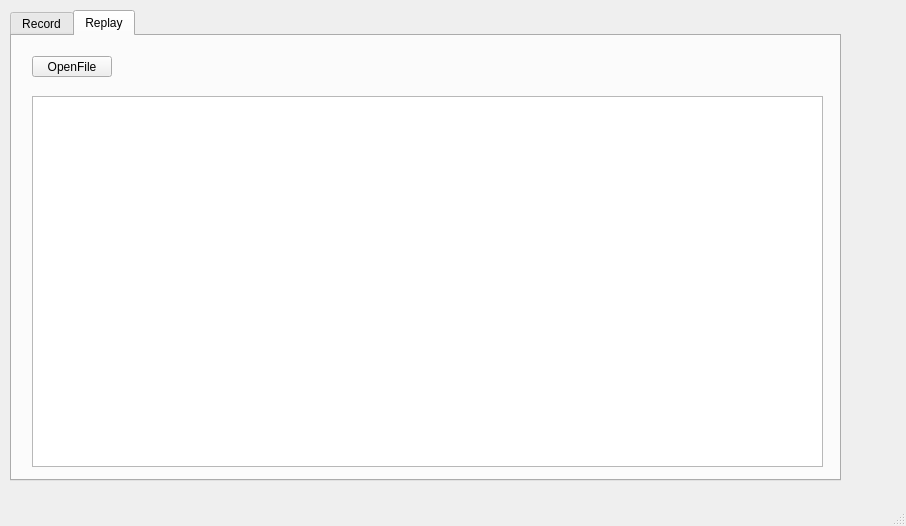
This is QT_Sori/SORI/mainwindow.ui in kimphg/Peter as Qt 5 draws it before an edit. The edited form follows.
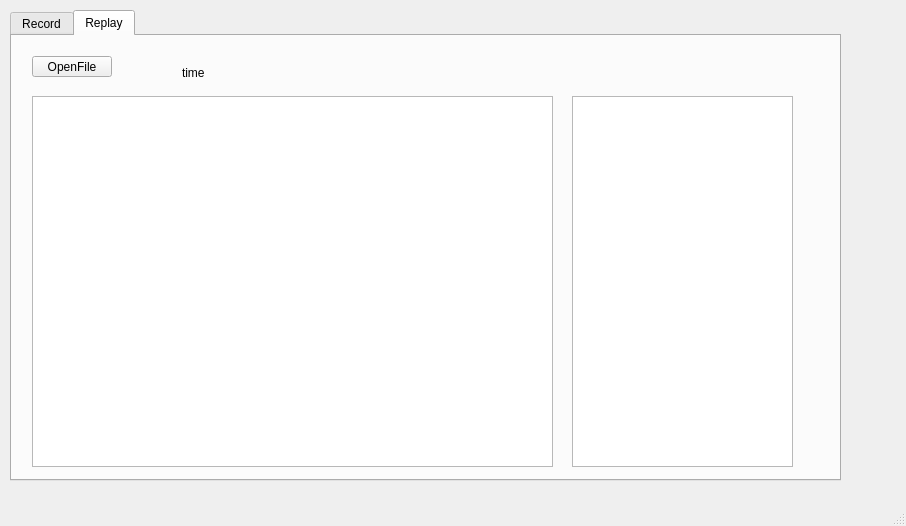
This is the edited form.

Patch:
```diff
--- a/QT_Sori/SORI/mainwindow.ui
+++ b/QT_Sori/SORI/mainwindow.ui
@@ -63,11 +63,34 @@
        <rect>
         <x>20</x>
         <y>60</y>
-        <width>791</width>
+        <width>521</width>
         <height>371</height>
        </rect>
       </property>
      </widget>
+     <widget class="QListWidget" name="listWidget_source_list">
+      <property name="geometry">
+       <rect>
+        <x>560</x>
+        <y>60</y>
+        <width>221</width>
+        <height>371</height>
+       </rect>
+      </property>
+     </widget>
+     <widget class="QLabel" name="label_time">
+      <property name="geometry">
+       <rect>
+        <x>170</x>
+        <y>30</y>
+        <width>47</width>
+        <height>13</height>
+       </rect>
+      </property>
+      <property name="text">
+       <string>time</string>
+      </property>
+     </widget>
     </widget>
    </widget>
   </widget>
```
Left out of the diff: 4 changed lines with no effect on the pictures.
